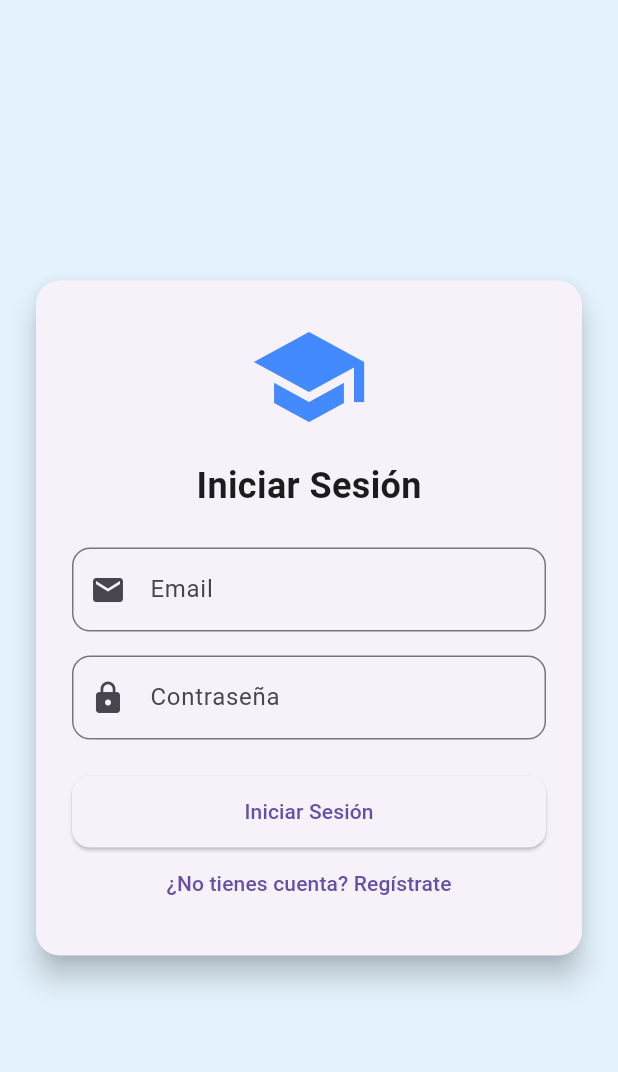
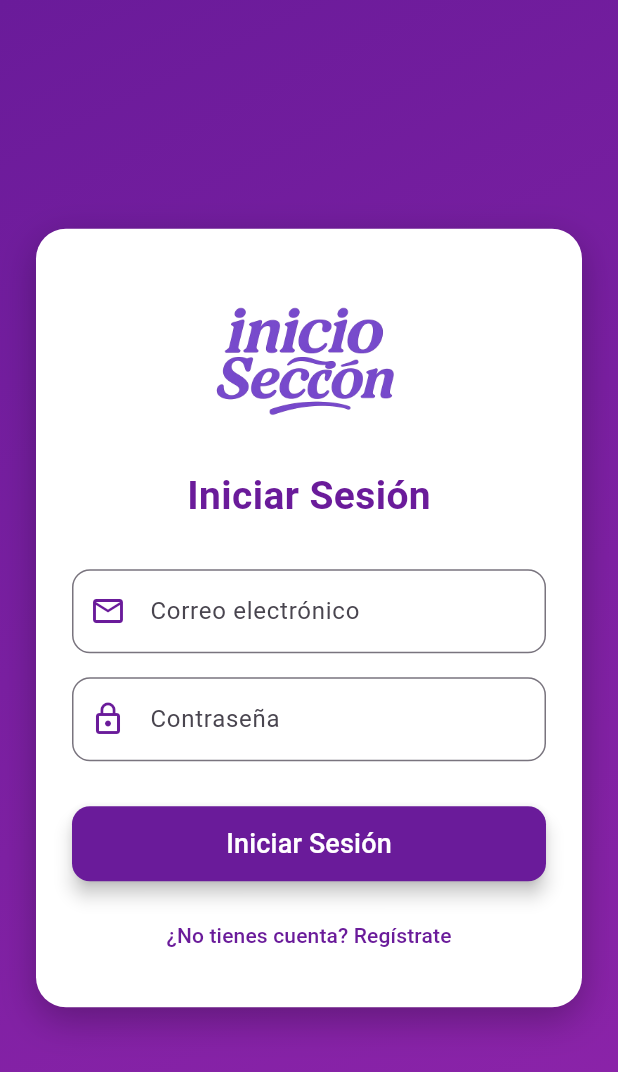
Before and after one commit to sebastianTFRB/ntelligence_companyA, a Flutter app: the screen it shows after launch, on a phone screen of 412 x 824 dp. Shown: the top 1072 px of the screen. Run offline on Flutter 3.47's test engine with Material 3 defaults, Android fonts, the phone set to English and light mode, and no system bars; our stand-ins replace audioplayers, cloud_firestore, firebase_auth, firebase_core; accounts and stored records are empty.

Commit message:
subo diseño login

```diff
--- a/lib/auth/login_screen.dart
+++ b/lib/auth/login_screen.dart
@@ -14,25 +14,27 @@ class _LoginScreenState extends State<LoginScreen> {
   final TextEditingController _emailController = TextEditingController();
   final TextEditingController _passwordController = TextEditingController();
 
-  bool isLogin = true; // alterna entre login y registro
+  bool isLogin = true;
   String? selectedRole;
 
   Future<void> _authenticate() async {
     try {
       if (isLogin) {
-        // LOGIN
         UserCredential userCred = await _auth.signInWithEmailAndPassword(
           email: _emailController.text.trim(),
           password: _passwordController.text.trim(),
         );
 
-        DocumentSnapshot doc = await _firestore.collection("users").doc(userCred.user!.uid).get();
-        AppUser currentUser = AppUser.fromMap(doc.data() as Map<String, dynamic>, doc.id);
+        DocumentSnapshot doc = await _firestore
+            .collection("users")
+            .doc(userCred.user!.uid)
+            .get();
+
+        AppUser currentUser =
+            AppUser.fromMap(doc.data() as Map<String, dynamic>, doc.id);
 
         _redirectUser(currentUser.role);
-
       } else {
-        // REGISTRO
         UserCredential userCred = await _auth.createUserWithEmailAndPassword(
           email: _emailController.text.trim(),
           password: _passwordController.text.trim(),
@@ -44,7 +46,10 @@ class _LoginScreenState extends State<LoginScreen> {
           role: selectedRole ?? "estudiante",
         );
 
-        await _firestore.collection("users").doc(newUser.uid).set(newUser.toMap());
+        await _firestore
+            .collection("users")
+            .doc(newUser.uid)
+            .set(newUser.toMap());
 
         _redirectUser(newUser.role);
       }
@@ -63,7 +68,6 @@ class _LoginScreenState extends State<LoginScreen> {
       case "profesor":
         Navigator.pushReplacementNamed(context, "/profesor_home");
         break;
-      case "estudiante":
       default:
         Navigator.pushReplacementNamed(context, "/estudiante_home");
         break;
@@ -73,54 +77,98 @@ class _LoginScreenState extends State<LoginScreen> {
   @override
   Widget build(BuildContext context) {
     return Scaffold(
-      backgroundColor: Colors.blue.shade50,
-      body: Center(
-        child: SingleChildScrollView(
-          child: Card(
-            elevation: 8,
-            margin: EdgeInsets.symmetric(horizontal: 24),
-            shape: RoundedRectangleBorder(
-              borderRadius: BorderRadius.circular(16),
-            ),
-            child: Padding(
-              padding: EdgeInsets.all(24),
+      // Fondo morado con gradiente sutil
+      body: Container(
+        decoration: const BoxDecoration(
+          gradient: LinearGradient(
+            colors: [Color(0xFF6A1B9A), Color(0xFF8E24AA)],
+            begin: Alignment.topLeft,
+            end: Alignment.bottomRight,
+          ),
+        ),
+        child: Center(
+          child: SingleChildScrollView(
+            child: Container(
+              margin: const EdgeInsets.symmetric(horizontal: 24),
+              padding: const EdgeInsets.all(24),
+              decoration: BoxDecoration(
+                color: Colors.white, // Tarjeta clara que contrasta con el fondo
+                borderRadius: BorderRadius.circular(20),
+                boxShadow: [
+                  BoxShadow(
+                    color: Colors.black26,
+                    blurRadius: 20,
+                    offset: const Offset(0, 8),
+                  ),
+                ],
+              ),
               child: Column(
                 mainAxisSize: MainAxisSize.min,
                 children: [
-                  Icon(Icons.school, size: 80, color: Colors.blueAccent),
-                  SizedBox(height: 16),
+                  // Logo
+                  Image.asset(
+                    'assets/auth/inicio.png',
+                    height: 120,
+                  ),
+                  const SizedBox(height: 16),
+
                   Text(
                     isLogin ? "Iniciar Sesión" : "Registro",
-                    style: TextStyle(fontSize: 24, fontWeight: FontWeight.bold),
+                    style: const TextStyle(
+                      fontSize: 26,
+                      fontWeight: FontWeight.bold,
+                      color: Color(0xFF6A1B9A),
+                    ),
                   ),
-                  SizedBox(height: 24),
+                  const SizedBox(height: 30),
+
+                  // Campos de texto
                   TextField(
                     controller: _emailController,
                     decoration: InputDecoration(
-                      labelText: "Email",
-                      prefixIcon: Icon(Icons.email),
+                      labelText: "Correo electrónico",
+                      prefixIcon: const Icon(Icons.email_outlined,
+                          color: Color(0xFF6A1B9A)),
+                      focusedBorder: OutlineInputBorder(
+                        borderSide:
+                            const BorderSide(color: Color(0xFF6A1B9A), width: 2),
+                        borderRadius: BorderRadius.circular(12),
+                      ),
                       border: OutlineInputBorder(
                         borderRadius: BorderRadius.circular(12),
                       ),
                     ),
                   ),
-                  SizedBox(height: 16),
+                  const SizedBox(height: 16),
+
                   TextField(
                     controller: _passwordController,
+                    obscureText: true,
                     decoration: InputDecoration(
                       labelText: "Contraseña",
-                      prefixIcon: Icon(Icons.lock),
+                      prefixIcon:
+                          const Icon(Icons.lock_outline, color: Color(0xFF6A1B9A)),
+                      focusedBorder: OutlineInputBorder(
+                        borderSide:
+                            const BorderSide(color: Color(0xFF6A1B9A), width: 2),
+                        borderRadius: BorderRadius.circular(12),
+                      ),
                       border: OutlineInputBorder(
                         borderRadius: BorderRadius.circular(12),
                       ),
                     ),
-                    obscureText: true,
                   ),
+
                   if (!isLogin) ...[
-                    SizedBox(height: 16),
+                    const SizedBox(height: 16),
                     DropdownButtonFormField<String>(
                       decoration: InputDecoration(
                         labelText: "Selecciona rol",
+                        focusedBorder: OutlineInputBorder(
+                          borderSide: const BorderSide(
+                              color: Color(0xFF6A1B9A), width: 2),
+                          borderRadius: BorderRadius.circular(12),
+                        ),
                         border: OutlineInputBorder(
                           borderRadius: BorderRadius.circular(12),
                         ),
@@ -132,23 +180,33 @@ class _LoginScreenState extends State<LoginScreen> {
                       }).toList(),
                     ),
                   ],
-                  SizedBox(height: 24),
+
+                  const SizedBox(height: 30),
                   ElevatedButton(
                     onPressed: _authenticate,
                     style: ElevatedButton.styleFrom(
-                      minimumSize: Size(double.infinity, 48),
+                      backgroundColor: const Color(0xFF6A1B9A),
+                      foregroundColor: Colors.white,
+                      minimumSize: const Size(double.infinity, 50),
                       shape: RoundedRectangleBorder(
                         borderRadius: BorderRadius.circular(12),
                       ),
+                      elevation: 5,
                     ),
-                    child: Text(isLogin ? "Iniciar Sesión" : "Registrarse"),
+                    child: Text(
+                      isLogin ? "Iniciar Sesión" : "Registrarse",
+                      style: const TextStyle(fontSize: 18),
+                    ),
                   ),
+                  const SizedBox(height: 12),
+
                   TextButton(
                     onPressed: () => setState(() => isLogin = !isLogin),
                     child: Text(
                       isLogin
                           ? "¿No tienes cuenta? Regístrate"
                           : "¿Ya tienes cuenta? Inicia sesión",
+                      style: const TextStyle(color: Color(0xFF6A1B9A)),
                     ),
                   ),
                 ],
--- a/pubspec.yaml
+++ b/pubspec.yaml
@@ -36,3 +36,4 @@ flutter:
     - assets/logos/logo_B.png
     - assets/logos/logo_C.png
     - assets/logos/logo_D.png
+    - assets/auth/inicio.png
```
Also changed, not shown: assets/auth/inicio.png (added).
